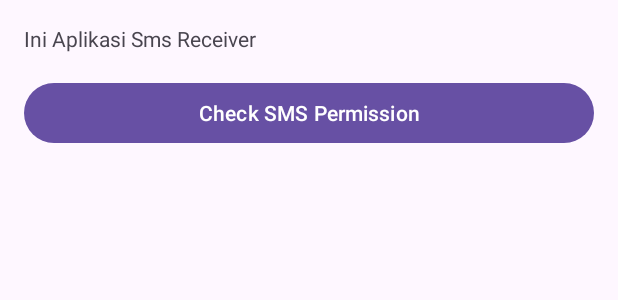
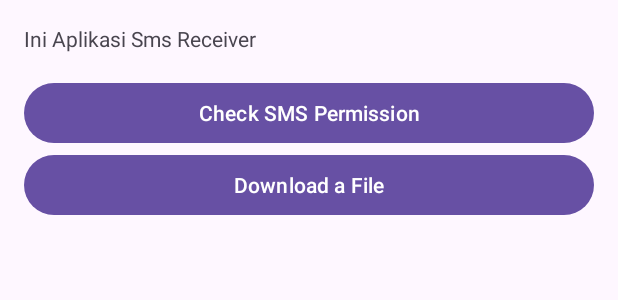
Before and after one commit to MuhammadKurniawanDwiHariyadi/2.-Latihan-BroadcastReceiver-dari-Custom-Event, an Android app: the layout activity_main.xml on its own in the app's theme, with its tools: preview values and no code run, on a phone screen of 412 x 824 dp. Shown: the top 300 px of the screen. Run offline under Robolectric (Android 15) with nearby library versions, the phone set to English and light mode, and no system bars.

Commit message:
Add Project

```diff
--- a/app/src/main/res/layout/activity_main.xml
+++ b/app/src/main/res/layout/activity_main.xml
@@ -4,18 +4,26 @@
     android:id="@+id/activity_main"
     android:layout_width="match_parent"
     android:layout_height="match_parent"
+    android:orientation="vertical"
     android:padding="16dp"
-    android:orientation="vertical"
     tools:context="ui.MainActivity">
 
     <TextView
         android:layout_width="match_parent"
         android:layout_height="wrap_content"
-        android:text="@string/this_sms_receiver_app"
-        android:layout_marginBottom="16dp" />
+        android:layout_marginBottom="16dp"
+        android:text="@string/this_sms_receiver_app" />
+
     <Button
         android:id="@+id/BTPermission"
         android:layout_width="match_parent"
         android:layout_height="wrap_content"
         android:text="@string/check_sms_permission" />
+
+    <Button
+        android:id="@+id/BTDownload"
+        android:layout_width="match_parent"
+        android:layout_height="wrap_content"
+        android:text="@string/download_file" />
+
 </LinearLayout>
```
Also changed, not shown: app/src/main/java/com/dicoding/mybroadcastreceiver/ui/MainActivity.kt (+60 -50 lines), 1 other file.
